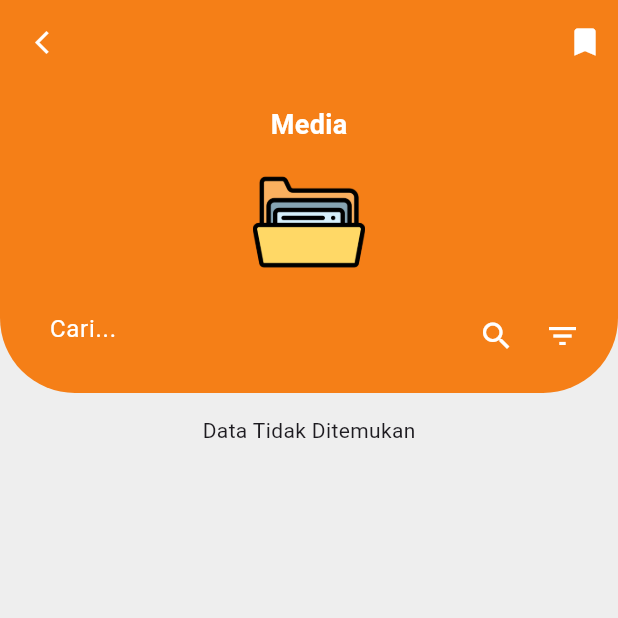
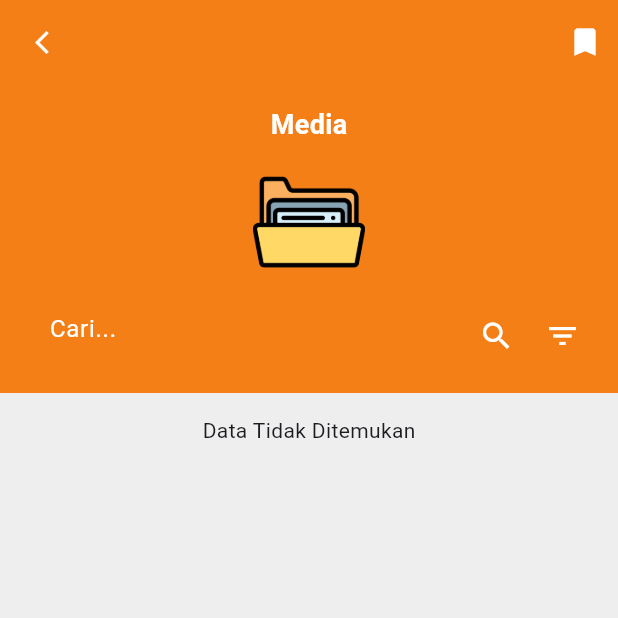
Before and after one commit to RNHDayat/fcafein, a Flutter app: the HomeCafein screen opened directly, after a tap on "Media", on a phone screen of 412 x 824 dp, the top half of it. Run offline on Flutter 3.47's test engine with Material 3 defaults, Android fonts, the phone set to English and light mode, and no system bars; our stand-ins replace dio, expandable_text, faker, file_picker, firebase_core, firebase_messaging and 11 more; missing offline and left inert: easy_pdf_viewer, flutter_downloader, flutter_file_downloader, pointycastle, syncfusion_flutter_pdfviewer; accounts and stored records are empty.

Commit message:
1/1/2024

```diff
--- a/lib/pgLogin.dart
+++ b/lib/pgLogin.dart
@@ -113,7 +113,7 @@ class _LoginState extends State<Login> {
               margin: const EdgeInsets.only(top: 100),
               child: Align(
                 alignment: Alignment.topCenter,
-                child: Image.asset("assets/logo/logo.png",
+                child: Image.asset("assets/logo/ic_cafein.png",
                     width: MediaQuery.of(context).size.width),
               ),
             ),
--- a/lib/pgRegistration.dart
+++ b/lib/pgRegistration.dart
@@ -76,7 +76,7 @@ class _RegistrationState extends State<Registration> {
               margin: const EdgeInsets.only(top: 100),
               child: Align(
                 alignment: Alignment.topCenter,
-                child: Image.asset("assets/logo/logo.png",
+                child: Image.asset("assets/logo/ic_cafein.png",
                     width: MediaQuery.of(context).size.width),
               ),
             ),
--- a/lib/screens/cafein/beranda.dart
+++ b/lib/screens/cafein/beranda.dart
@@ -2,6 +2,7 @@ import 'package:firebase_messaging/firebase_messaging.dart';
 import 'package:flutter/foundation.dart';
 import 'package:flutter/material.dart';
 import 'package:flutter_local_notifications/flutter_local_notifications.dart';
+import 'package:powershare/bottomNavBar.dart';
 import 'package:powershare/model/database.dart';
 import 'package:powershare/model/dbhelper.dart';
 import 'package:powershare/pgLogin.dart';
@@ -114,91 +115,29 @@ class _HomeCafeinState extends State<HomeCafein> {
   Widget build(BuildContext context) {
     return Scaffold(
       appBar: AppBar(
+        leading: Image.asset("assets/logo/ic_cafein.png"),
         backgroundColor: Colors.white,
-        elevation: 2,
+        elevation: 0,
         title: Text(
           "CafeIN",
           style: TextStyle(color: Colors.blue),
         ),
         centerTitle: true,
-        actions: [
-          PopupMenuButton(
-            icon: Icon(Icons.more_vert),
-            onSelected: (value) {
-              showDialog(
-                context: context,
-                builder: (ctx) => AlertDialog(
-                  content:
-                      StatefulBuilder(builder: (BuildContext context, state) {
-                    return Container(
-                      child: Column(
-                        mainAxisSize: MainAxisSize.min,
-                        crossAxisAlignment: CrossAxisAlignment.start,
-                        children: [
-                          SizedBox(height: 5),
-                          Text(
-                            'Anda yakin ingin keluar?',
-                            style: TextStyle(fontWeight: FontWeight.bold),
-                          ),
-                        ],
-                      ),
-                    );
-                  }),
-                  actions: [
-                    TextButton(
-                      onPressed: () {
-                        Navigator.pop(context);
-                      },
-                      child: Text("Batal"),
-                    ),
-                    TextButton(
-                      onPressed: () async {
-                        final _db = DBhelper();
-                        var data = await _db.getToken();
-                        Logout.logout(data[0].token);
-                        await _db.deleteToken();
-                        Navigator.of(context).pushAndRemoveUntil(
-                            MaterialPageRoute(builder: (context) => Login()),
-                            (route) => false);
-                      },
-                      child: Text(
-                        "Keluar",
-                        style: TextStyle(
-                          color: Colors.red,
-                        ),
-                      ),
-                    ),
-                  ],
-                ),
-              );
-            },
-            itemBuilder: (context) => [
-              PopupMenuItem(
-                value: 'item1',
-                child: Text(
-                  'Logout',
-                  style: TextStyle(
-                    color: Colors.red,
-                  ),
-                ),
-              ),
-            ],
-          ),
-        ],
       ),
       body: Container(
         padding: EdgeInsets.all(15),
         height: MediaQuery.of(context).size.height,
         width: MediaQuery.of(context).size.width,
         decoration: BoxDecoration(
-          gradient: LinearGradient(
-            begin: Alignment.topCenter,
-            end: Alignment.bottomCenter,
-            colors: [
-              Colors.white,
-              Colors.blue.shade200,
-            ],
-          ),
+          // gradient: LinearGradient(
+          //   begin: Alignment.topCenter,
+          //   end: Alignment.bottomCenter,
+          //   colors: [
+          //     Colors.white,
+          //     Colors.blue.shade200,
+          //   ],
+          // ),
+          color: Colors.grey[200],
         ),
         child: SingleChildScrollView(
           child: Column(
@@ -214,47 +153,49 @@ class _HomeCafeinState extends State<HomeCafein> {
                               builder: (context) => Regulasi(),
                             ),
                           )),
-                      child: AspectRatio(
-                        aspectRatio: 1.0,
                       child: Container(
+                        padding: EdgeInsets.all(20),
                         decoration: BoxDecoration(
                           color: Colors.white,
                           borderRadius: BorderRadius.circular(20.0),
-                            boxShadow: [
-                              BoxShadow(
-                                color: Colors.black.withOpacity(
-                                    0.2), // Warna dan opasitas bayangan
-                                offset: Offset(0, 2), // Geser bayangan
-                                blurRadius: 4, // Radius blur
-                                spreadRadius: 1, // Radius penyebaran
+                          // // boxShadow: [
+                          // //   BoxShadow(
+                          // //     color: Colors.black.withOpacity(
+                          // //         0.2), // Warna dan opasitas bayangan
+                          // //     offset: Offset(0, 2), // Geser bayangan
+                          // //     blurRadius: 4, // Radius blur
+                          // //     spreadRadius: 1, // Radius penyebaran
+                          // //   ),
+                          // ],
                         ),
-                            ],
-                          ),
-                          child: Column(
-                            mainAxisAlignment: MainAxisAlignment.center,
+                        child: Row(
+                          mainAxisAlignment: MainAxisAlignment.spaceBetween,
                           crossAxisAlignment: CrossAxisAlignment.center,
                           children: [
+                            Text(
+                              "Regulasi",
+                              style: TextStyle(
+                                  fontWeight: FontWeight.bold, fontSize: 18),
+                            ),
+                            SizedBox(height: 10),
                             Image.asset(
                               "assets/icon/reg.png",
                               height: 75,
                               width: 75,
                               fit: BoxFit.fitWidth,
                             ),
-                              SizedBox(height: 10),
-                              Text(
-                                "Regulasi",
-                                style: TextStyle(
-                                    fontWeight: FontWeight.bold, fontSize: 18),
-                              ),
                           ],
                         ),
                       ),
                     ),
                   ),
+                ],
               ),
               SizedBox(
-                    width: 15,
+                height: 15,
               ),
+              Row(
+                children: [
                   Expanded(
                       child: GestureDetector(
                     onTap: () => Navigator.push(
@@ -263,40 +204,37 @@ class _HomeCafeinState extends State<HomeCafein> {
                         builder: (context) => Media(),
                       ),
                     ),
-                    child: AspectRatio(
-                      aspectRatio: 1.0,
                     child: Container(
+                      padding: EdgeInsets.all(20),
                       decoration: BoxDecoration(
                         color: Colors.white,
                         borderRadius: BorderRadius.circular(20.0),
-                          boxShadow: [
-                            BoxShadow(
-                              color: Colors.black.withOpacity(
-                                  0.2), // Warna dan opasitas bayangan
-                              offset: Offset(0, 2), // Geser bayangan
-                              blurRadius: 4, // Radius blur
-                              spreadRadius: 1, // Radius penyebaran
+                        // boxShadow: [
+                        //   BoxShadow(
+                        //     color: Colors.black.withOpacity(
+                        //         0.2), // Warna dan opasitas bayangan
+                        //     offset: Offset(0, 2), // Geser bayangan
+                        //     blurRadius: 4, // Radius blur
+                        //     spreadRadius: 1, // Radius penyebaran
+                        //   ),
+                        // ],
                       ),
-                          ],
+                      child: Row(
+                        mainAxisAlignment: MainAxisAlignment.spaceBetween,
+                        children: [
+                          Text(
+                            "Media",
+                            style: TextStyle(
+                                fontWeight: FontWeight.bold, fontSize: 18),
                           ),
-                        child: Column(
-                          mainAxisAlignment: MainAxisAlignment.center,
-                          crossAxisAlignment: CrossAxisAlignment.center,
-                          children: [
+                          SizedBox(height: 10),
                           Image.asset(
                             "assets/icon/folder.png",
                             height: 75,
                             width: 75,
                             fit: BoxFit.fitWidth,
                           ),
-                            SizedBox(height: 10),
-                            Text(
-                              "Media",
-                              style: TextStyle(
-                                  fontWeight: FontWeight.bold, fontSize: 18),
-                            ),
                         ],
-                        ),
                       ),
                     ),
                   )),
@@ -312,7 +250,7 @@ class _HomeCafeinState extends State<HomeCafein> {
                       onTap: () => Navigator.push(
                         context,
                         MaterialPageRoute(
-                          builder: (context) => SplashScreen(),
+                          builder: (context) => BottomNavBar(currentIndex: 0),
                         ),
                       ),
                       child: Container(
@@ -320,15 +258,15 @@ class _HomeCafeinState extends State<HomeCafein> {
                         decoration: BoxDecoration(
                           color: Colors.white,
                           borderRadius: BorderRadius.circular(20.0),
-                          boxShadow: [
-                            BoxShadow(
-                              color: Colors.black.withOpacity(
-                                  0.2), // Warna dan opasitas bayangan
-                              offset: Offset(0, 2), // Geser bayangan
-                              blurRadius: 4, // Radius blur
-                              spreadRadius: 1, // Radius penyebaran
-                            ),
-                          ],
+                          // boxShadow: [
+                          //   BoxShadow(
+                          //     color: Colors.black.withOpacity(
+                          //         0.2), // Warna dan opasitas bayangan
+                          //     offset: Offset(0, 2), // Geser bayangan
+                          //     blurRadius: 4, // Radius blur
+                          //     spreadRadius: 1, // Radius penyebaran
+                          //   ),
+                          // ],
                         ),
                         child: Row(
                           mainAxisAlignment: MainAxisAlignment.spaceBetween,
@@ -343,7 +281,7 @@ class _HomeCafeinState extends State<HomeCafein> {
                               width: 15,
                             ),
                             Image.asset(
-                              "assets/logo/logoss.png",
+                              "assets/logo/logos.png",
                               height: 50,
                               width: 50,
                               fit: BoxFit.fitWidth,
--- a/lib/screens/cafein/media.dart
+++ b/lib/screens/cafein/media.dart
@@ -224,10 +224,10 @@ class _MediaState extends State<Media> {
               width: MediaQuery.of(context).size.width,
               decoration: BoxDecoration(
                 color: Colors.yellow.shade900,
-                borderRadius: BorderRadius.only(
-                  bottomLeft: Radius.circular(50),
-                  bottomRight: Radius.circular(50),
-                ),
+                // borderRadius: BorderRadius.only(
+                //   bottomLeft: Radius.circular(50),
+                //   bottomRight: Radius.circular(50),
+                // ),
               ),
               child: Column(
                 mainAxisAlignment: MainAxisAlignment.spaceEvenly,
@@ -366,15 +366,15 @@ class _MediaState extends State<Media> {
                               decoration: BoxDecoration(
                                 color: Colors.white,
                                 borderRadius: BorderRadius.circular(20.0),
-                                boxShadow: [
-                                  BoxShadow(
-                                    color: Colors.black.withOpacity(
-                                        0.2), // Warna dan opasitas bayangan
-                                    offset: Offset(0, 2), // Geser bayangan
-                                    blurRadius: 4, // Radius blur
-                                    spreadRadius: 1, // Radius penyebaran
-                                  ),
-                                ],
+                                // boxShadow: [
+                                //   BoxShadow(
+                                //     color: Colors.black.withOpacity(
+                                //         0.2), // Warna dan opasitas bayangan
+                                //     offset: Offset(0, 2), // Geser bayangan
+                                //     blurRadius: 4, // Radius blur
+                                //     spreadRadius: 1, // Radius penyebaran
+                                //   ),
+                                // ],
                               ),
                               child: Column(
                                 mainAxisAlignment: MainAxisAlignment.start,
```
Also changed, not shown: lib/screens/cafein/bookMedia.dart (+5 -5 lines), lib/screens/cafein/bookRegulasi.dart (+5 -5 lines), lib/screens/cafein/regulasi.dart (+13 -13 lines), lib/screens/setting_akun.dart (+65 -0 lines), assets/logo/ic_cafein.png (added), lib/main.dart (line endings or trailing spaces). Lines whose indentation alone changed are shown as unchanged.
